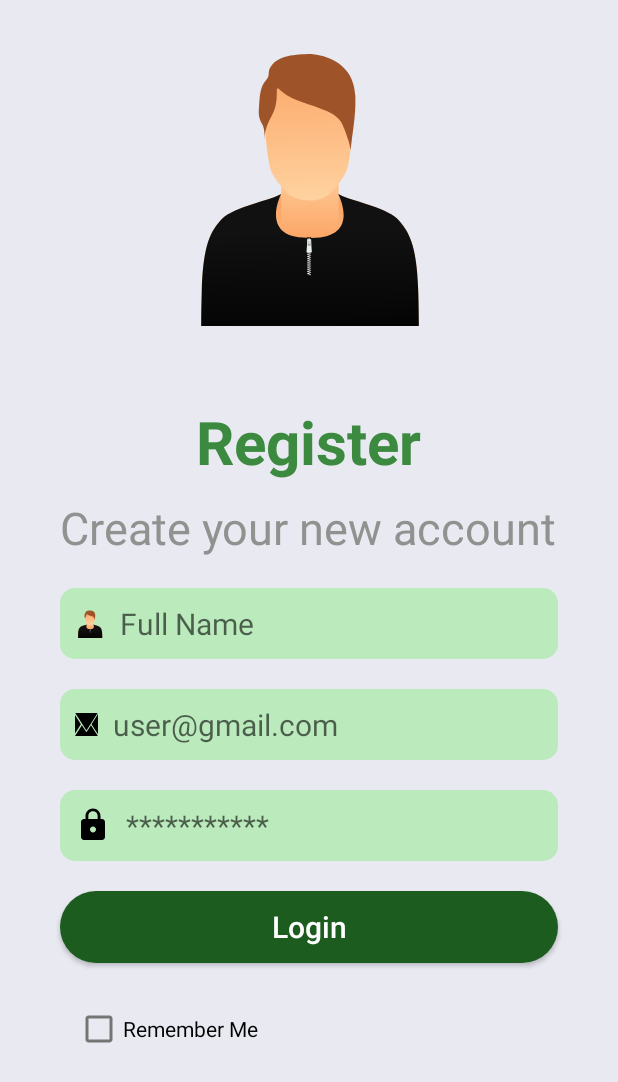
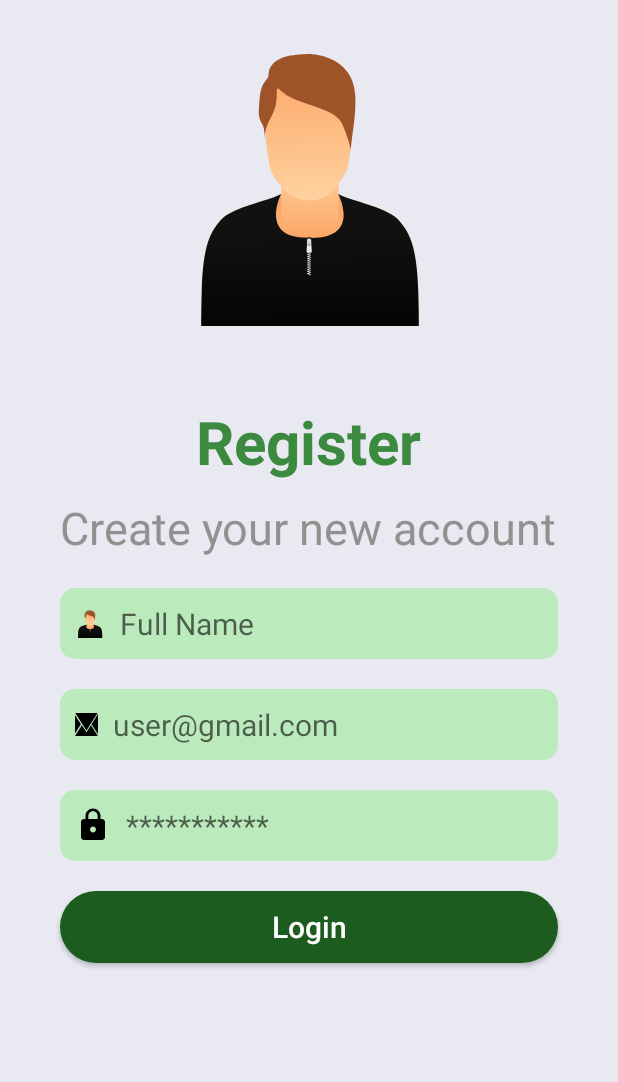
Before and after one commit to SaeedAppDev/SignUpPage, an Android app: the MainActivity screen opened directly, with no data from a screen before it, on a phone screen of 412 x 824 dp. Shown: the top 1082 px of the screen. Run offline under Robolectric (Android 15) with nearby library versions, the light colour scheme and no system bars.

Commit message:
first app

```diff
--- a/app/src/main/res/layout/activity_main.xml
+++ b/app/src/main/res/layout/activity_main.xml
@@ -39,6 +39,7 @@
 
 
     <EditText
+        android:id="@+id/name"
         android:layout_width="match_parent"
         android:layout_height="wrap_content"
         android:layout_marginStart="40dp"
@@ -54,6 +55,7 @@
         android:textSize="20sp" />
 
     <EditText
+        android:id="@+id/user"
         android:layout_width="match_parent"
         android:layout_height="wrap_content"
         android:layout_marginStart="40dp"
@@ -69,6 +71,7 @@
         android:textSize="20sp" />
 
     <EditText
+        android:id="@+id/password"
         android:layout_width="match_parent"
         android:layout_height="wrap_content"
         android:layout_marginStart="40dp"
@@ -85,6 +88,7 @@
         app:passwordToggleEnabled="true" />
 
     <androidx.appcompat.widget.AppCompatButton
+        android:id="@+id/loginbtn"
         android:layout_width="match_parent"
         android:layout_height="wrap_content"
         android:layout_marginStart="40dp"
@@ -96,13 +100,5 @@
         android:textColor="@color/white"
         android:textSize="20sp" />
 
-    <CheckBox
-        android:id="@+id/checkBox"
-        android:layout_width="wrap_content"
-        android:layout_height="wrap_content"
-        android:layout_marginStart="50dp"
-        android:layout_marginTop="20dp"
-        android:text="@string/remember_me" />
-
 
 </LinearLayout>
```
